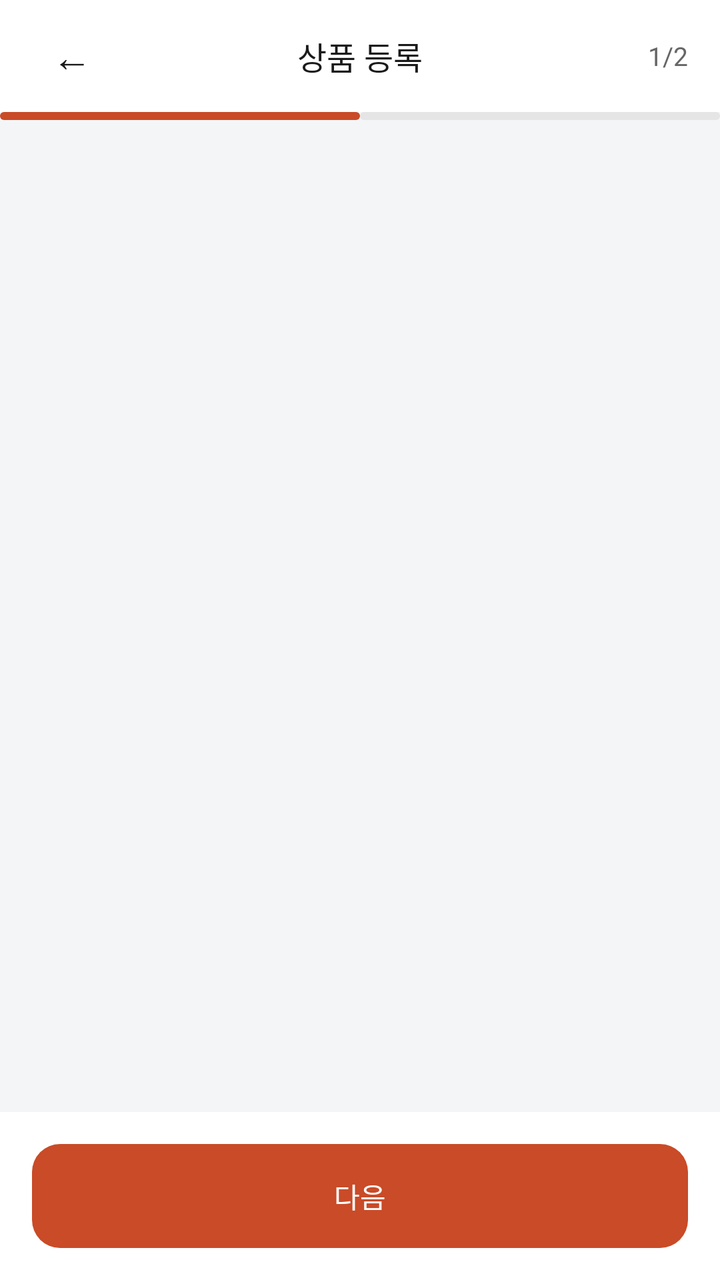
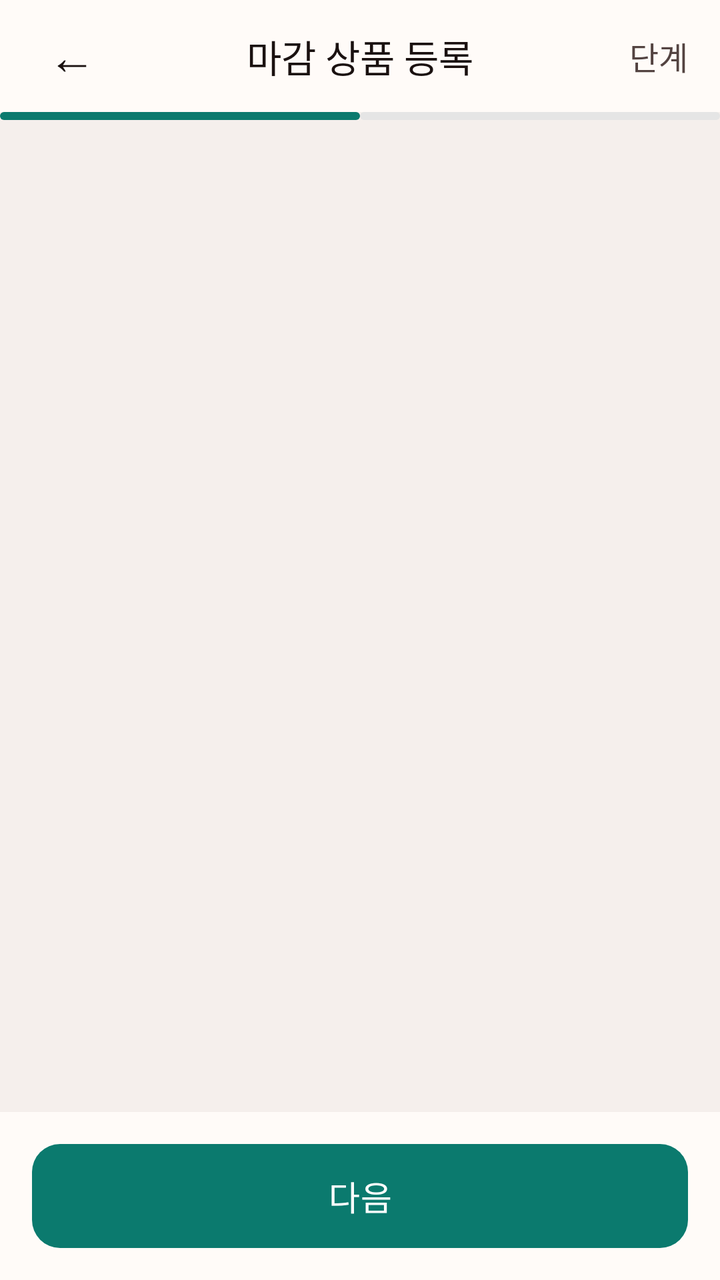

An Android layout rendered at two revisions. The XML below is the earlier revision; the diff shows what the commit changed to produce the second picture.
<!-- AndroidManifest.xml: application theme Theme.Deuktemsiru_seller -->
<!-- res/layout/activity_product_listing.xml -->
<?xml version="1.0" encoding="utf-8"?>

<LinearLayout
    xmlns:android="http://schemas.android.com/apk/res/android"
    android:layout_width="match_parent"
    android:layout_height="match_parent"
    android:orientation="vertical"
    android:background="@color/surface">

    
    <LinearLayout
        android:layout_width="match_parent"
        android:layout_height="56dp"
        android:orientation="horizontal"
        android:gravity="center_vertical"
        android:paddingHorizontal="16dp"
        android:background="@color/white">

        <TextView
            android:id="@+id/btn_back"
            android:layout_width="40dp"
            android:layout_height="40dp"
            android:gravity="center"
            android:text="←"
            android:textSize="20sp"
            android:textColor="@color/text"
            android:clickable="true"
            android:focusable="true" />

        <TextView
            android:id="@+id/tv_title"
            android:layout_width="0dp"
            android:layout_height="wrap_content"
            android:layout_weight="1"
            android:gravity="center"
            android:text="상품 등록"
            android:textSize="16sp"
            android:textColor="@color/text"
            android:fontFamily="sans-serif-medium" />

        <TextView
            android:id="@+id/tv_step_label"
            android:layout_width="40dp"
            android:layout_height="wrap_content"
            android:gravity="end"
            android:text="1/2"
            android:textSize="13sp"
            android:textColor="@color/text_sub" />

    </LinearLayout>

    
    <LinearLayout
        android:layout_width="match_parent"
        android:layout_height="4dp"
        android:orientation="horizontal">

        <View
            android:id="@+id/progress1"
            android:layout_width="0dp"
            android:layout_height="match_parent"
            android:layout_weight="1"
            android:background="@drawable/bg_progress_active" />

        <View
            android:id="@+id/progress2"
            android:layout_width="0dp"
            android:layout_height="match_parent"
            android:layout_weight="1"
            android:background="@drawable/bg_progress_inactive" />

    </LinearLayout>

    
    <FrameLayout
        android:id="@+id/step_container"
        android:layout_width="match_parent"
        android:layout_height="0dp"
        android:layout_weight="1" />

    
    <LinearLayout
        android:layout_width="match_parent"
        android:layout_height="wrap_content"
        android:orientation="horizontal"
        android:padding="16dp"
        android:background="@color/white">

        <TextView
            android:id="@+id/btn_prev"
            android:layout_width="0dp"
            android:layout_height="52dp"
            android:layout_weight="1"
            android:layout_marginEnd="8dp"
            android:background="@drawable/bg_button_outline"
            android:text="이전"
            android:textColor="@color/primary_dark"
            android:textSize="14sp"
            android:fontFamily="sans-serif-medium"
            android:gravity="center"
            android:clickable="true"
            android:focusable="true"
            android:foreground="?attr/selectableItemBackground"
            android:visibility="gone" />

        <Button
            android:id="@+id/btn_next"
            android:layout_width="0dp"
            android:layout_height="52dp"
            android:layout_weight="1"
            android:background="@drawable/bg_button_primary"
            android:backgroundTint="@null"
            android:insetTop="0dp"
            android:insetBottom="0dp"
            android:stateListAnimator="@null"
            android:text="다음"
            android:textColor="@color/white"
            android:fontFamily="sans-serif-medium"
            android:textSize="14sp" />

    </LinearLayout>

</LinearLayout>
<!-- resources referenced by this layout -->
<resources>
  <color name="primary_dark">#FF8A2F19</color>
  <color name="surface">#FFF4F5F7</color>
  <color name="text">#FF1A1A1A</color>
  <color name="text_sub">#FF666666</color>
  <color name="white">#FFFFFFFF</color>
  <!-- drawable bg_button_outline (drawable) -->
  <?xml version="1.0" encoding="utf-8"?>
  
  <shape xmlns:android="http://schemas.android.com/apk/res/android"
      android:shape="rectangle">
      <solid android:color="#FFFFFF" />
      <stroke android:width="1.5dp" android:color="#E5E5E5" />
      <corners android:radius="14dp" />
  </shape>
  <!-- drawable bg_button_primary (drawable) -->
  <?xml version="1.0" encoding="utf-8"?>
  
  <shape xmlns:android="http://schemas.android.com/apk/res/android"
      android:shape="rectangle">
      <solid android:color="@color/primary" />
      <corners android:radius="14dp" />
  </shape>
  <!-- drawable bg_progress_active (drawable) -->
  <?xml version="1.0" encoding="utf-8"?>
  
  <shape xmlns:android="http://schemas.android.com/apk/res/android"
      android:shape="rectangle">
      <solid android:color="@color/primary" />
      <corners android:radius="4dp" />
  </shape>
  <!-- drawable bg_progress_inactive (drawable) -->
  <?xml version="1.0" encoding="utf-8"?>
  
  <shape xmlns:android="http://schemas.android.com/apk/res/android"
      android:shape="rectangle">
      <solid android:color="#E5E5E5" />
      <corners android:radius="4dp" />
  </shape>
  <style name="Theme.Deuktemsiru_seller" parent="Base.Theme.Deuktemsiru_seller" />
  <color name="primary">#FFC94B28</color>
  <style name="Base.Theme.Deuktemsiru_seller" parent="Theme.Material3.Light.NoActionBar">
          <item name="colorPrimary">@color/primary</item>
          <item name="colorPrimaryVariant">@color/primary_dark</item>
          <item name="colorOnPrimary">@color/white</item>
          <item name="colorSurface">@color/surface</item>
          <item name="android:colorBackground">@color/surface</item>
          <item name="android:fontFamily">sans-serif</item>
          <item name="bottomNavigationStyle">@style/Widget.App.BottomNav</item>
      </style>
  <style name="Widget.App.BottomNav" parent="Widget.Material3.BottomNavigationView">
          <item name="itemIconTint">@color/bottom_nav_color</item>
          <item name="itemTextColor">@color/bottom_nav_color</item>
          <item name="itemActiveIndicatorStyle">@style/Widget.App.ActiveIndicator</item>
      </style>
  <style name="Widget.App.ActiveIndicator" parent="Widget.Material3.BottomNavigationView.ActiveIndicator">
          <item name="android:color">@color/primary_light</item>
      </style>
  <color name="primary_light">#FFFFE7DE</color>
</resources>

<!-- the commit's change to res/layout/activity_product_listing.xml (unified diff, before → after) -->
@@ -14,7 +14,7 @@
         android:orientation="horizontal"
         android:gravity="center_vertical"
         android:paddingHorizontal="16dp"
-        android:background="@color/white">
+        android:background="@color/surface_alt">
 
         <TextView
             android:id="@+id/btn_back"
@@ -22,7 +22,7 @@
             android:layout_height="40dp"
             android:gravity="center"
             android:text="←"
-            android:textSize="20sp"
+            android:textSize="24sp"
             android:textColor="@color/text"
             android:clickable="true"
             android:focusable="true" />
@@ -33,8 +33,8 @@
             android:layout_height="wrap_content"
             android:layout_weight="1"
             android:gravity="center"
-            android:text="상품 등록"
-            android:textSize="16sp"
+            android:text="마감 상품 등록"
+            android:textSize="19sp"
             android:textColor="@color/text"
             android:fontFamily="sans-serif-medium" />
 
@@ -43,8 +43,8 @@
             android:layout_width="40dp"
             android:layout_height="wrap_content"
             android:gravity="end"
-            android:text="1/2"
-            android:textSize="13sp"
+            android:text="단계"
+            android:textSize="16sp"
             android:textColor="@color/text_sub" />
 
     </LinearLayout>
@@ -84,7 +84,7 @@
         android:layout_height="wrap_content"
         android:orientation="horizontal"
         android:padding="16dp"
-        android:background="@color/white">
+        android:background="@color/surface_alt">
 
         <TextView
             android:id="@+id/btn_prev"
@@ -95,7 +95,7 @@
             android:background="@drawable/bg_button_outline"
             android:text="이전"
             android:textColor="@color/primary_dark"
-            android:textSize="14sp"
+            android:textSize="17sp"
             android:fontFamily="sans-serif-medium"
             android:gravity="center"
             android:clickable="true"
@@ -116,7 +116,7 @@
             android:text="다음"
             android:textColor="@color/white"
             android:fontFamily="sans-serif-medium"
-            android:textSize="14sp" />
+            android:textSize="17sp" />
 
     </LinearLayout>
 
<!-- resource entries referenced after the edit -->
@@ -1,22 +1,30 @@
 <!-- resources referenced by this layout -->
 <resources>
-  <color name="primary_dark">#FF8A2F19</color>
-  <color name="surface">#FFF4F5F7</color>
-  <color name="text">#FF1A1A1A</color>
-  <color name="text_sub">#FF666666</color>
+  <color name="primary_dark">#065950</color>
+  <color name="surface">#FFF5EFEC</color>
+  <color name="surface_alt">#FFFFFBF8</color>
+  <color name="text">#FF1A1110</color>
+  <color name="text_sub">#FF534341</color>
   <color name="white">#FFFFFFFF</color>
   <!-- drawable bg_button_outline (drawable) -->
   <?xml version="1.0" encoding="utf-8"?>
-  
-  <shape xmlns:android="http://schemas.android.com/apk/res/android"
-      android:shape="rectangle">
-      <solid android:color="#FFFFFF" />
-      <stroke android:width="1.5dp" android:color="#E5E5E5" />
-      <corners android:radius="14dp" />
-  </shape>
+  <layer-list xmlns:android="http://schemas.android.com/apk/res/android">
+      <item android:left="2dp" android:top="2dp">
+          <shape android:shape="rectangle">
+              <solid android:color="@color/neu_shadow" />
+              <corners android:radius="14dp" />
+          </shape>
+      </item>
+      <item android:right="1dp" android:bottom="1dp">
+          <shape android:shape="rectangle">
+              <solid android:color="@color/white" />
+              <stroke android:width="0.5dp" android:color="@color/border_light" />
+              <corners android:radius="14dp" />
+          </shape>
+      </item>
+  </layer-list>
   <!-- drawable bg_button_primary (drawable) -->
   <?xml version="1.0" encoding="utf-8"?>
-  
   <shape xmlns:android="http://schemas.android.com/apk/res/android"
       android:shape="rectangle">
       <solid android:color="@color/primary" />
@@ -39,7 +47,9 @@
       <corners android:radius="4dp" />
   </shape>
   <style name="Theme.Deuktemsiru_seller" parent="Base.Theme.Deuktemsiru_seller" />
-  <color name="primary">#FFC94B28</color>
+  <color name="neu_shadow">#24C7B3AD</color>
+  <color name="border_light">#FFEDE8E5</color>
+  <color name="primary">#0B7A6E</color>
   <style name="Base.Theme.Deuktemsiru_seller" parent="Theme.Material3.Light.NoActionBar">
           <item name="colorPrimary">@color/primary</item>
           <item name="colorPrimaryVariant">@color/primary_dark</item>
@@ -47,6 +57,9 @@
           <item name="colorSurface">@color/surface</item>
           <item name="android:colorBackground">@color/surface</item>
           <item name="android:fontFamily">sans-serif</item>
+          <item name="android:navigationBarColor">@color/surface_alt</item>
+          <item name="android:statusBarColor" tools:targetApi="l">@color/surface_alt</item>
+          <item name="android:windowLightStatusBar" tools:targetApi="m">true</item>
           <item name="bottomNavigationStyle">@style/Widget.App.BottomNav</item>
       </style>
   <style name="Widget.App.BottomNav" parent="Widget.Material3.BottomNavigationView">
@@ -57,6 +70,6 @@
   <style name="Widget.App.ActiveIndicator" parent="Widget.Material3.BottomNavigationView.ActiveIndicator">
           <item name="android:color">@color/primary_light</item>
       </style>
-  <color name="primary_light">#FFFFE7DE</color>
+  <color name="primary_light">#C8EDEA</color>
 </resources>
 
